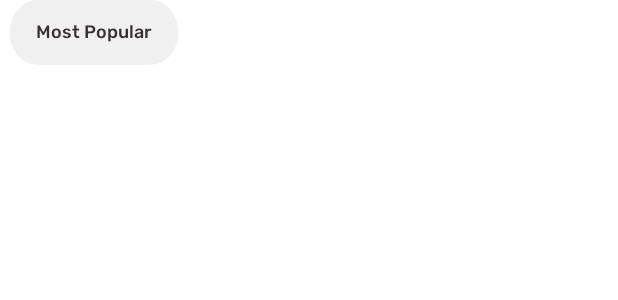
After one commit to AndreiMihaiSurueanu/ecommerce-shopping-android-app, an Android app: the layout category_row_item.xml on its own in the app's theme, with its tools: preview values and no code run, on a phone screen of 412 x 824 dp. The commit adds this screen. Shown: the top 300 px of the screen. Run offline under Robolectric (Android 15) with nearby library versions, the phone set to English and light mode, and no system bars.

Commit message:
Created category_row_item layout file
* Created category_row_item layout file for the Category Recycler View inside of the Main Activity

```diff
--- /dev/null
+++ b/app/src/main/res/drawable/ic_cat_bg.xml
@@ -0,0 +1,10 @@
+<vector xmlns:android="http://schemas.android.com/apk/res/android"
+    android:width="109dp"
+    android:height="35dp"
+    android:viewportWidth="109"
+    android:viewportHeight="35">
+  <path
+      android:pathData="M17.89,0.001L91.157,0.001A17.445,17.445 0,0 1,108.602 17.446L108.602,17.446A17.445,17.445 0,0 1,91.157 34.89L17.89,34.89A17.445,17.445 0,0 1,0.446 17.446L0.446,17.446A17.445,17.445 0,0 1,17.89 0.001z"
+      android:fillColor="#EDEDED"
+      android:fillAlpha="0.8"/>
+</vector>
--- /dev/null
+++ b/app/src/main/res/layout/category_row_item.xml
@@ -0,0 +1,26 @@
+<?xml version="1.0" encoding="utf-8"?>
+<androidx.constraintlayout.widget.ConstraintLayout xmlns:android="http://schemas.android.com/apk/res/android"
+    xmlns:app="http://schemas.android.com/apk/res-auto"
+    android:layout_width="wrap_content"
+    android:layout_height="wrap_content"
+    android:layout_marginStart="6dp"
+    android:background="@drawable/ic_cat_bg">
+
+
+    <TextView
+        android:id="@+id/cat_name"
+        android:layout_width="wrap_content"
+        android:layout_height="wrap_content"
+        android:layout_marginStart="18dp"
+        android:layout_marginTop="12dp"
+        android:layout_marginEnd="18dp"
+        android:layout_marginBottom="12dp"
+        android:fontFamily="@font/rubik_medium"
+        android:text="@string/most_popular"
+        android:textColor="#373131"
+        android:textSize="12sp"
+        app:layout_constraintBottom_toBottomOf="parent"
+        app:layout_constraintEnd_toEndOf="parent"
+        app:layout_constraintStart_toStartOf="parent"
+        app:layout_constraintTop_toTopOf="parent" />
+</androidx.constraintlayout.widget.ConstraintLayout>
--- a/app/src/main/res/values/strings.xml
+++ b/app/src/main/res/values/strings.xml
@@ -7,4 +7,5 @@
     <string name="hair">Hair</string>
     <string name="hello_emma">Hello, Emma!</string>
     <string name="let_s_find">Let\'s find your favourate body care product</string>
+    <string name="most_popular">Most Popular</string>
 </resources>
```
